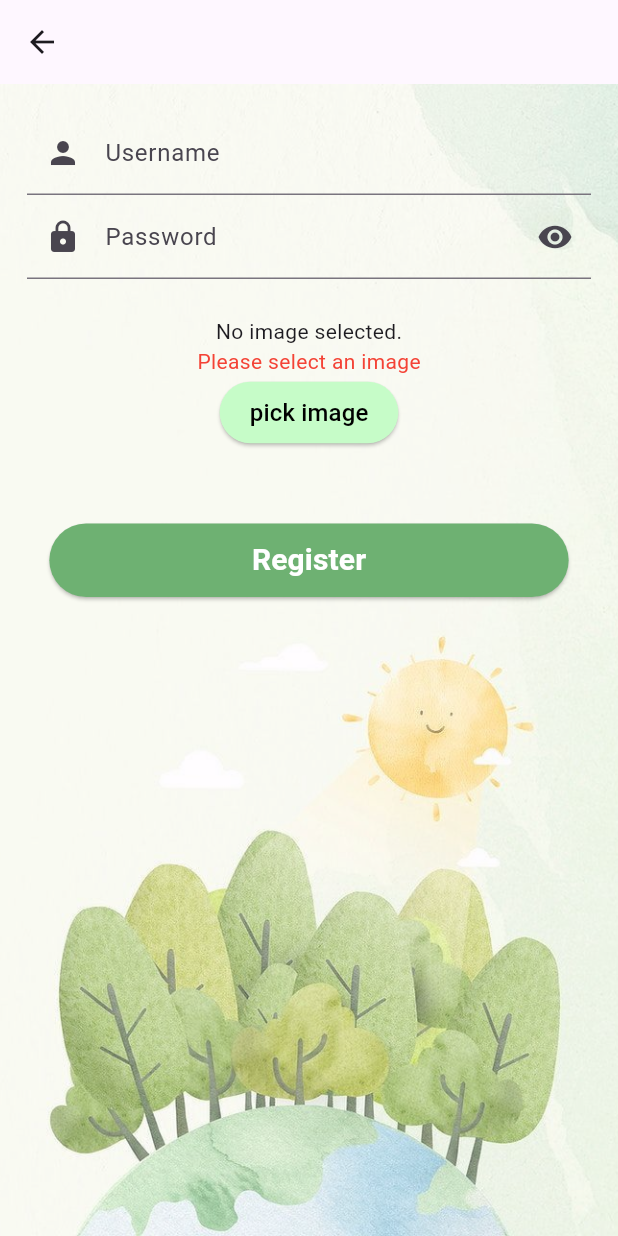
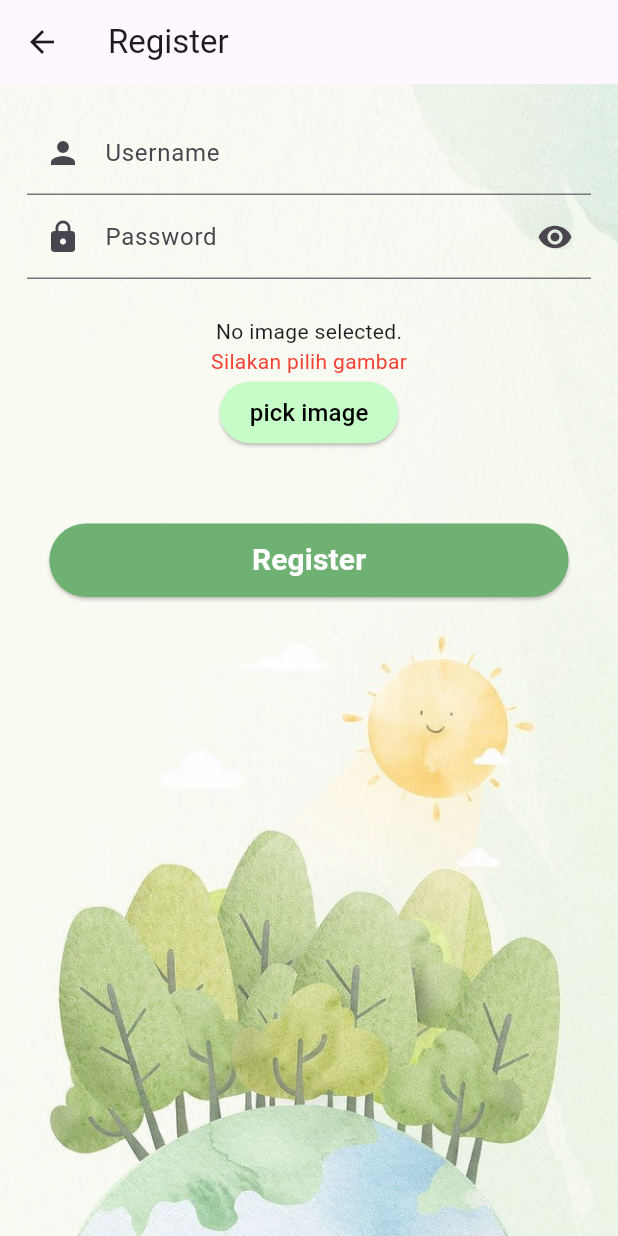
Before and after one commit to Tiaraanisaa/Final-Project-Fullstack---Studi-Independent, a Flutter app: the RegisterScreen screen opened directly, after a tap on "Register", on a phone screen of 412 x 824 dp. Run offline on Flutter 3.47's test engine with Material 3 defaults, Android fonts, the light colour scheme and no system bars; our stand-ins replace image_picker, shared_preferences; accounts and stored records are empty; network calls fail.

Commit message:
final project with Node.js and Flutter

```diff
--- a/lib/edit_product_screen.dart
+++ b/lib/edit_product_screen.dart
@@ -29,7 +29,7 @@ class _EditProductScreenState extends State<EditProductScreen> {
     _imageUrlController =
         TextEditingController(text: widget.product['imageUrl']);
     _updatedByController =
-        TextEditingController(text: widget.product['updatedBy']);
+        TextEditingController(text: widget.product['updatedBy'] ?? '');
   }
 
   @override
--- a/lib/product_screen.dart
+++ b/lib/product_screen.dart
@@ -67,7 +67,7 @@ class _ProductScreenState extends State<ProductScreen> {
   @override
   Widget build(BuildContext context) {
     return Scaffold(
-      appBar: AppBar(title: Text('Products')),
+      appBar: AppBar(title: Text('Product List')),
       body: Container(
         decoration: BoxDecoration(
           image: DecorationImage(
@@ -93,6 +93,7 @@ class _ProductScreenState extends State<ProductScreen> {
                           DataColumn(label: Text('Category ID')),
                           DataColumn(label: Text('Image URL')),
                           DataColumn(label: Text('Created By')),
+                          DataColumn(label: Text('Updated By')),
                           DataColumn(label: Text('Actions')),
                         ],
                         rows: _products.asMap().entries.map((entry) {
@@ -105,6 +106,7 @@ class _ProductScreenState extends State<ProductScreen> {
                             DataCell(Text(product['categoryId'].toString())),
                             DataCell(Text(product['imageUrl'])),
                             DataCell(Text(product['createdBy'])),
+                            DataCell(Text(product['updatedBy'] ?? '')),
                             DataCell(
                               Row(
                                 children: [
--- a/lib/register.dart
+++ b/lib/register.dart
@@ -39,14 +39,15 @@ class _RegisterScreenState extends State<RegisterScreen> {
     });
 
     if (_image != null) {
-      print('Registering user...');
+      print(
+          'Mendaftarkan pengguna dengan username: ${_usernameController.text} dan path gambar: ${_image!.path}');
       try {
         bool success = await _apiService.registerUser(
           _usernameController.text,
           _passwordController.text,
           _image!.path,
         );
-        print('Registration success: $success');
+        print('Registrasi berhasil: $success');
 
         setState(() {
           _isLoading = false;
@@ -57,20 +58,20 @@ class _RegisterScreenState extends State<RegisterScreen> {
           _showSuccessDialog();
         } else {
           setState(() {
-            _errorMessage = 'Registration failed. Please try again.';
+            _errorMessage = 'Pendaftaran gagal. Silakan coba lagi.';
           });
         }
       } catch (e) {
-        print('Error during registration: $e');
+        print('Kesalahan selama pendaftaran: $e');
         setState(() {
           _isLoading = false;
-          _errorMessage = 'An error occurred. Please try again.';
+          _errorMessage = 'Terjadi kesalahan. Silakan coba lagi.';
         });
       }
     } else {
       setState(() {
         _isLoading = false;
-        _errorMessage = 'Please select an image';
+        _errorMessage = 'Silakan pilih gambar';
       });
     }
   }
@@ -85,8 +86,17 @@ class _RegisterScreenState extends State<RegisterScreen> {
     showDialog(
       context: context,
       builder: (context) => AlertDialog(
-        title: Text('Success'),
-        content: Text('User registered successfully'),
+        title: Text('Registered Successfully'),
+        content: Column(
+          mainAxisSize: MainAxisSize.min,
+          children: [
+            Image.asset(
+              'assets/gif/checkmark.gif',
+            ),
+            SizedBox(height: 10),
+            Text('Hello !'),
+          ],
+        ),
         actions: [
           TextButton(
             onPressed: () {
@@ -106,7 +116,7 @@ class _RegisterScreenState extends State<RegisterScreen> {
   @override
   Widget build(BuildContext context) {
     return Scaffold(
-      appBar: AppBar(),
+      appBar: AppBar(title: Text('Register')),
       body: Stack(
         children: [
           Positioned.fill(
--- a/pubspec.yaml
+++ b/pubspec.yaml
@@ -71,6 +71,7 @@ flutter:
     - assets/image/bgLogin.jpg
     - assets/image/bgRegister2.jpg
     - assets/gif/bgProduct.gif
+    - assets/gif/checkmark.gif
 
   # To add assets to your application, add an assets section, like this:
   # assets:
```
Also changed, not shown: lib/login.dart (+10 -2 lines), assets/gif/checkmark.gif (added), 2 other files.
